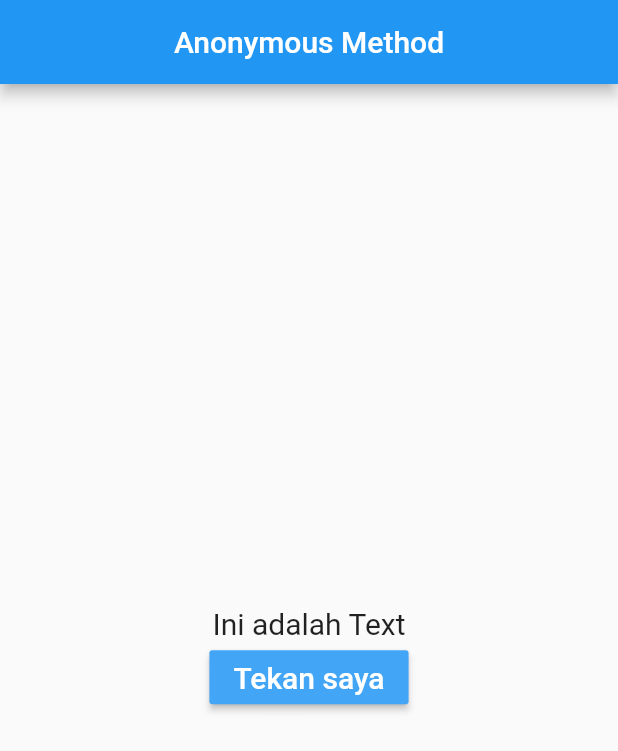
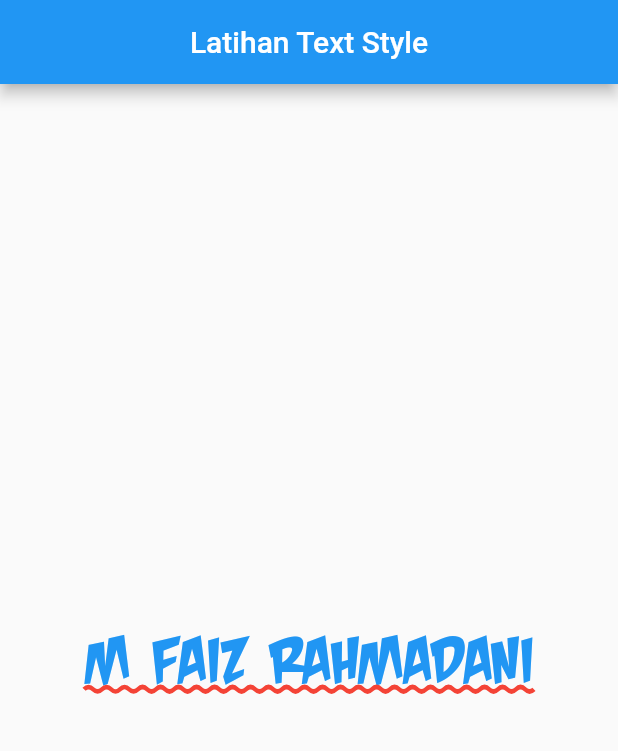
Before and after one commit to WhiteCat20/learn_flutter, a Flutter app: the screen it shows after launch, on a phone screen of 412 x 824 dp. Shown: the top 751 px of the screen. Run offline on Flutter 3.47's test engine with Material 2 defaults, Android fonts, the phone set to English and light mode, and no system bars.

Commit message:
learn text style

```diff
--- a/lib/main.dart
+++ b/lib/main.dart
@@ -4,7 +4,8 @@ import 'latihan_container.dart';
 import 'selfApp.dart';
 import 'statefulWidget.dart';
 import 'anonymousMethod.dart';
+import 'text_style.dart';
 
 void main() {
-  runApp(anonymousMethod());
+  runApp(textStyle());
 }
--- /dev/null
+++ b/lib/text_style.dart
@@ -0,0 +1,31 @@
+// ignore_for_file: prefer_const_constructors, camel_case_types, deprecated_member_use, file_names, use_key_in_widget_constructors, must_be_immutable
+
+import 'package:flutter/material.dart';
+
+class textStyle extends StatelessWidget {
+  String message = 'M Faiz Rahmadani';
+  @override
+  Widget build(BuildContext context) {
+    return MaterialApp(
+      home: Scaffold(
+        appBar: AppBar(
+          centerTitle: true,
+          title: Text('Latihan Text Style'),
+        ),
+        body: Center(
+          child: Text(
+            message,
+            style: TextStyle(
+                fontFamily: "CrashLandingBB",
+                fontSize: 60,
+                // fontStyle: FontStyle.italic,
+                color: Colors.blue[500],
+                decoration: TextDecoration.underline,
+                decorationColor: Colors.red,
+                decorationStyle: TextDecorationStyle.wavy),
+          ),
+        ),
+      ),
+    );
+  }
+}
```
Also changed, not shown: pubspec.yaml (+12 -12 lines), fonts/CrashLandingBB.ttf (added), fonts/CrashLandingBB_ital.ttf (added).
